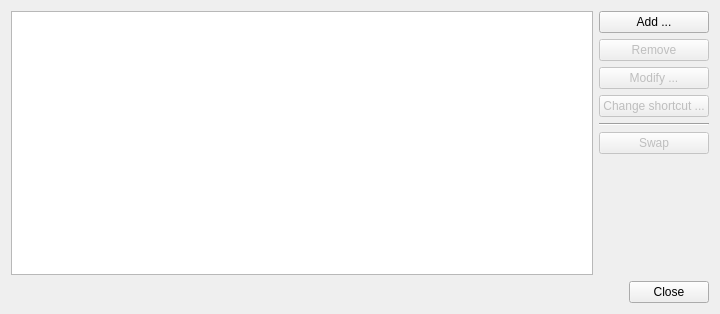
Above: manager/main_window.ui from lxqt/lxqt-globalkeys before the change. Below: the same form after it.
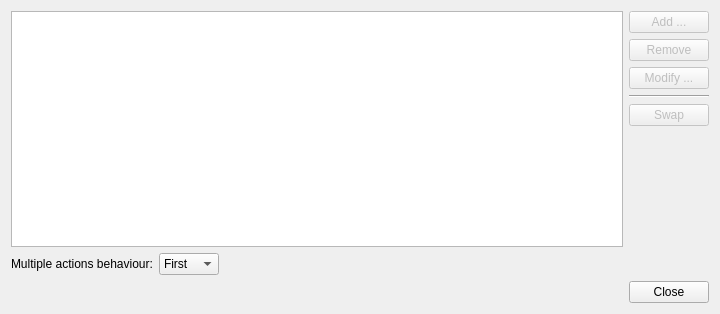
That is the form after the change.

Commit message: Shortcut editor added (but not used yet) Multiple actions behaviour selector added Some minor code style changes

Patch:
```diff
--- a/manager/main_window.ui
+++ b/manager/main_window.ui
@@ -31,6 +31,9 @@
         <property name="selectionBehavior">
          <enum>QAbstractItemView::SelectRows</enum>
         </property>
+        <property name="sortingEnabled">
+         <bool>true</bool>
+        </property>
         <attribute name="horizontalHeaderStretchLastSection">
          <bool>true</bool>
         </attribute>
@@ -43,6 +46,9 @@
        <layout class="QVBoxLayout" name="verticalLayout">
         <item>
          <widget class="QPushButton" name="add_PB">
+          <property name="enabled">
+           <bool>false</bool>
+          </property>
           <property name="text">
            <string>Add ...</string>
           </property>
@@ -68,16 +74,6 @@
           </property>
          </widget>
         </item>
-        <item>
-         <widget class="QPushButton" name="changeShortcut_PB">
-          <property name="enabled">
-           <bool>false</bool>
-          </property>
-          <property name="text">
-           <string>Change shortcut ...</string>
-          </property>
-         </widget>
-        </item>
         <item>
          <widget class="Line" name="line">
           <property name="orientation">
@@ -112,6 +108,54 @@
       </item>
      </layout>
     </item>
+    <item>
+     <layout class="QHBoxLayout" name="horizontalLayout_3">
+      <item>
+       <widget class="QLabel" name="multipleActionsBehaviour_L">
+        <property name="text">
+         <string>Multiple actions behaviour:</string>
+        </property>
+       </widget>
+      </item>
+      <item>
+       <widget class="QComboBox" name="multipleActionsBehaviour_CB">
+        <item>
+         <property name="text">
+          <string>First</string>
+         </property>
+        </item>
+        <item>
+         <property name="text">
+          <string>Last</string>
+         </property>
+        </item>
+        <item>
+         <property name="text">
+          <string>None</string>
+         </property>
+        </item>
+        <item>
+         <property name="text">
+          <string>All</string>
+         </property>
+        </item>
+       </widget>
+      </item>
+      <item>
+       <spacer name="horizontalSpacer_2">
+        <property name="orientation">
+         <enum>Qt::Horizontal</enum>
+        </property>
+        <property name="sizeHint" stdset="0">
+         <size>
+          <width>40</width>
+          <height>20</height>
+         </size>
+        </property>
+       </spacer>
+      </item>
+     </layout>
+    </item>
     <item>
      <layout class="QHBoxLayout" name="horizontalLayout">
       <item>
```
Left out of the diff: 1 changed line with no effect on the pictures. The commit also changes 9 other files.
